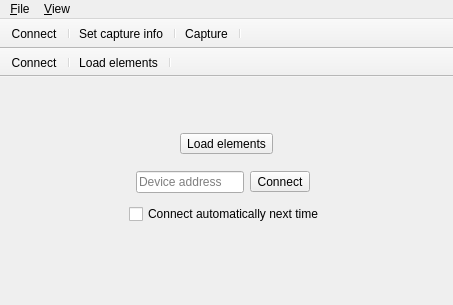
The window that app/src/elapseclient.ui (sijk/elapse) describes before a commit, drawn with Qt 5.
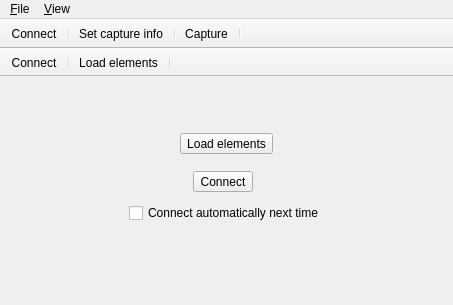
The same window after the commit. Icons and pictures are not drawn. Custom widgets are drawn as their Qt base class.

Commit message:
Remove device address widget
Every device has the same static IP address. It's still possible to override the
address in the configuration file, but that should never be necessary.

The edit to the form file:
```diff
--- a/app/src/elapseclient.ui
+++ b/app/src/elapseclient.ui
@@ -41,13 +41,26 @@
          </property>
         </widget>
        </item>
-       <item>
-        <layout class="QVBoxLayout" name="verticalLayout_4">
-         <property name="spacing">
-          <number>0</number>
-         </property>
          <item alignment="Qt::AlignHCenter">
           <widget class="QWidget" name="groupConnect" native="true">
+         <layout class="QVBoxLayout" name="verticalLayout_3">
+          <property name="spacing">
+           <number>0</number>
+          </property>
+          <property name="leftMargin">
+           <number>0</number>
+          </property>
+          <property name="topMargin">
+           <number>0</number>
+          </property>
+          <property name="rightMargin">
+           <number>0</number>
+          </property>
+          <property name="bottomMargin">
+           <number>0</number>
+          </property>
+          <item alignment="Qt::AlignHCenter">
+           <widget class="QWidget" name="widget_2" native="true">
            <layout class="QHBoxLayout" name="horizontalLayout_3">
             <item>
              <spacer name="horizontalSpacer_2">
@@ -65,19 +78,6 @@
               </property>
              </spacer>
             </item>
-            <item>
-             <widget class="QLineEdit" name="deviceAddress">
-              <property name="sizePolicy">
-               <sizepolicy hsizetype="Preferred" vsizetype="Fixed">
-                <horstretch>0</horstretch>
-                <verstretch>0</verstretch>
-               </sizepolicy>
-              </property>
-              <property name="placeholderText">
-               <string>Device address</string>
-              </property>
-             </widget>
-            </item>
             <item>
              <widget class="QToolButton" name="buttonConnect">
               <property name="text">
@@ -104,7 +104,7 @@
            </layout>
           </widget>
          </item>
-         <item alignment="Qt::AlignHCenter">
+          <item>
           <widget class="QWidget" name="widget" native="true">
            <layout class="QHBoxLayout" name="horizontalLayout">
             <property name="spacing">
@@ -133,6 +133,7 @@
           </widget>
          </item>
         </layout>
+        </widget>
        </item>
        <item>
         <spacer name="verticalSpacer_2">
```
Lines whose indentation alone changed are shown as unchanged. The commit also changes 2 other files.
